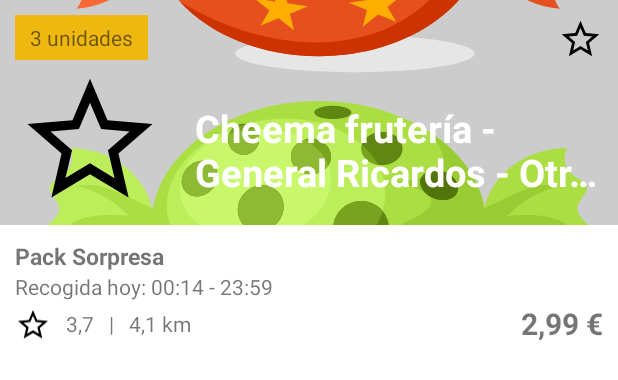
After one commit to dherranz1/PMDM2022, an Android app: the layout activity_ut01_ex04tgtgo.xml on its own in the app's theme, with its tools: preview values and no code run, on a phone screen of 412 x 824 dp. The commit adds this screen. Shown: the top 380 px of the screen. Run offline under Robolectric (Android 15) with nearby library versions, the phone set to English and light mode, and no system bars.

Commit message:
Exercice 4 - To Good To GO

```diff
--- a/app/src/main/AndroidManifest.xml
+++ b/app/src/main/AndroidManifest.xml
@@ -12,6 +12,13 @@
         android:supportsRtl="true"
         android:theme="@style/Theme.PMDM2022"
         tools:targetApi="31">
+        <activity
+            android:name=".Ut01Ex04TGTGO"
+            android:exported="false">
+            <meta-data
+                android:name="android.app.lib_name"
+                android:value="" />
+        </activity>
         <activity
             android:name=".Ut01Ex03cActivity"
             android:exported="false">
--- /dev/null
+++ b/app/src/main/java/com/dherranz1/pmdm2022/ut01/ex04TGTGO/presentation/Ut01Ex04TGTGO.kt
@@ -0,0 +1,12 @@
+package com.dherranz1.pmdm2022.ut01.ex04TGTGO.presentation
+
+import androidx.appcompat.app.AppCompatActivity
+import android.os.Bundle
+import com.dherranz1.pmdm2022.R
+
+class Ut01Ex04TGTGO : AppCompatActivity() {
+    override fun onCreate(savedInstanceState: Bundle?) {
+        super.onCreate(savedInstanceState)
+        setContentView(R.layout.activity_ut01_ex04tgtgo)
+    }
+}
--- /dev/null
+++ b/app/src/main/res/layout/activity_ut01_ex04tgtgo.xml
@@ -0,0 +1,162 @@
+<?xml version="1.0" encoding="utf-8"?>
+<LinearLayout xmlns:android="http://schemas.android.com/apk/res/android"
+    xmlns:app="http://schemas.android.com/apk/res-auto"
+    xmlns:tools="http://schemas.android.com/tools"
+    android:layout_width="match_parent"
+    android:layout_height="match_parent"
+    android:orientation="vertical"
+    tools:context=".ut01.ex04TGTGO.presentation.Ut01Ex04TGTGO">
+
+
+    <RelativeLayout
+        android:layout_width="match_parent"
+        android:layout_height="150dp"
+        android:background="@color/gray">
+
+        <!-- Product image -->
+        <androidx.appcompat.widget.AppCompatImageView
+            android:id="@+id/product_img"
+            android:layout_width="match_parent"
+            android:layout_height="match_parent"
+            android:scaleType="centerCrop"
+            tools:src="@drawable/candy">
+
+        </androidx.appcompat.widget.AppCompatImageView>
+
+        <!-- Product units -->
+        <TextView
+            android:id="@+id/product_units"
+            android:layout_width="wrap_content"
+            android:background="@color/yellow"
+            android:layout_height="30dp"
+            android:gravity="center_vertical"
+            android:paddingLeft="10dp"
+            android:paddingRight="10dp"
+            android:layout_margin="10dp"
+            tools:text="3 unidades" />
+
+        <!-- Product favorite -->
+        <androidx.appcompat.widget.AppCompatImageView
+            android:layout_width="30dp"
+            android:layout_height="30dp"
+            android:layout_alignParentEnd="true"
+            android:layout_margin="10dp"
+            tools:src="@drawable/star">
+
+        </androidx.appcompat.widget.AppCompatImageView>
+
+        <!-- logo -->
+        <androidx.appcompat.widget.AppCompatImageView
+            android:id="@+id/logo"
+            android:layout_width="100dp"
+            android:layout_height="100dp"
+            android:layout_alignParentStart="true"
+            android:layout_alignParentBottom="true"
+            android:layout_margin="10dp"
+            tools:src="@drawable/star">
+
+        </androidx.appcompat.widget.AppCompatImageView>
+
+        <!-- Title -->
+        <TextView
+            android:id="@+id/place_name"
+            android:layout_width="wrap_content"
+            android:layout_height="100dp"
+            android:gravity="center_vertical"
+            android:layout_toRightOf="@id/logo"
+            android:layout_alignParentBottom="true"
+            android:paddingLeft="10dp"
+            android:paddingRight="10dp"
+            android:textSize="25sp"
+            android:ellipsize="end"
+            android:maxLines="2"
+            android:textStyle="bold"
+            android:textColor="@color/white"
+            tools:text="Cheema frutería - General Ricardos - Otro texto" />
+
+
+
+    </RelativeLayout>
+
+    <LinearLayout
+        android:layout_width="match_parent"
+        android:layout_height="wrap_content"
+        android:padding="10dp"
+        android:orientation="vertical">
+
+        <TextView
+            android:id="@+id/product_name"
+            android:layout_width="match_parent"
+            android:layout_height="wrap_content"
+            android:textStyle="bold"
+            android:textSize="15sp"
+            android:text="@string/product_name_tgtgo" />
+
+        <TextView
+            android:layout_width="match_parent"
+            android:layout_height="wrap_content"
+            tools:text="Recogida hoy: 00:14 - 23:59" />
+
+
+        <!-- INFO -->
+        <RelativeLayout
+            android:id="@+id/info"
+            android:layout_width="match_parent"
+            android:layout_height="30dp">
+
+            <!-- Score image -->
+            <androidx.appcompat.widget.AppCompatImageView
+                android:id="@+id/score_img"
+                android:layout_width="24dp"
+                android:layout_height="match_parent"
+                android:layout_marginRight="10dp"
+                tools:src="@drawable/star">
+
+            </androidx.appcompat.widget.AppCompatImageView>
+
+            <!-- score text -->
+            <TextView
+                android:id="@+id/score_text"
+                android:layout_width="wrap_content"
+                android:layout_height="match_parent"
+                android:layout_marginRight="10dp"
+                android:layout_toEndOf="@id/score_img"
+                android:gravity="center"
+                tools:text="3,7" />
+
+            <!-- separator text -->
+            <TextView
+                android:id="@+id/separator"
+                android:layout_width="wrap_content"
+                android:layout_height="match_parent"
+                android:layout_marginRight="10dp"
+                android:layout_toRightOf="@id/score_text"
+                android:gravity="center"
+                tools:text="|" />
+
+            <!-- distance text -->
+            <TextView
+                android:id="@+id/distance"
+                android:layout_width="wrap_content"
+                android:layout_height="match_parent"
+                android:layout_toRightOf="@id/separator"
+                android:gravity="center"
+                tools:text="4,1 km" />
+
+
+            <!-- Price text -->
+            <TextView
+                android:layout_width="wrap_content"
+                android:layout_height="match_parent"
+                android:layout_alignParentRight="true"
+                android:gravity="center"
+                android:textStyle="bold"
+                android:textSize="20sp"
+                tools:text="2,99 €" />
+
+
+        </RelativeLayout>
+    </LinearLayout>
+
+
+</LinearLayout>
--- a/app/src/main/res/values/dimen.xml
+++ b/app/src/main/res/values/dimen.xml
@@ -7,4 +7,5 @@
     <dimen name="height_vote_toolbar">24dp</dimen>
     <dimen name="width_toolbar_images">24dp</dimen>
     <dimen name="title_size">30sp</dimen>
+    <dimen name="product_image_height_tgtgo">140dp</dimen>
 </resources>
--- a/app/src/main/res/values/strings.xml
+++ b/app/src/main/res/values/strings.xml
@@ -4,4 +4,6 @@
     <string name="titulo">Este es el título</string>
     <string name="contenido">Contenido del texto que debe tener 2 líneas como máximo. Alargando el texto para comprobar que funciona.</string>
     <string name="texto3b">Texto</string>
+    <string name="product_name_tgtgo">Pack Sorpresa</string>
+    <string name="description_tgtgo">Recogida....</string>
 </resources>
```
